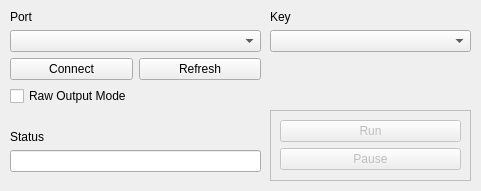
BB121-LAB/arduino_connect, file connect.ui: the form before one commit.
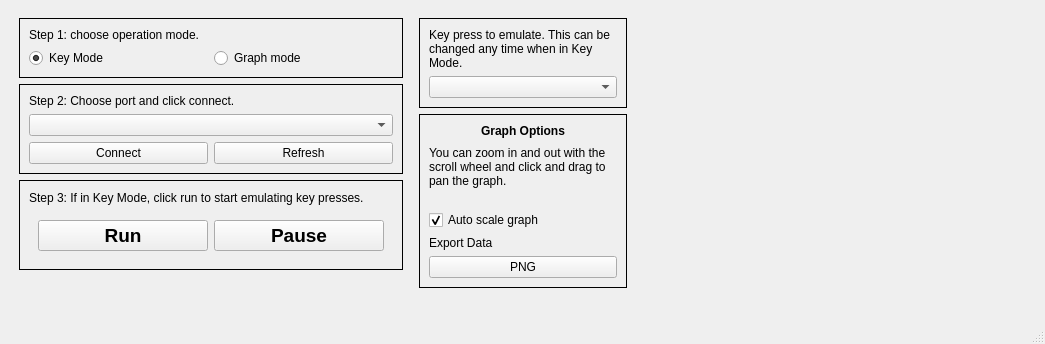
The form after the commit. Custom widgets are drawn as their Qt base class.

Commit message: UI revision test #1 - NOT WORKING

Patch:
```diff
--- a/connect.ui
+++ b/connect.ui
@@ -6,40 +6,189 @@
    <rect>
     <x>0</x>
     <y>0</y>
-    <width>481</width>
-    <height>191</height>
+    <width>1045</width>
+    <height>344</height>
    </rect>
   </property>
   <property name="minimumSize">
    <size>
-    <width>481</width>
-    <height>191</height>
+    <width>1045</width>
+    <height>344</height>
    </size>
   </property>
   <property name="maximumSize">
    <size>
-    <width>481</width>
-    <height>191</height>
+    <width>9999</width>
+    <height>9999</height>
    </size>
   </property>
   <property name="windowTitle">
    <string>MainWindow</string>
   </property>
   <widget class="QWidget" name="centralwidget">
-   <widget class="QWidget" name="verticalLayoutWidget">
-    <property name="geometry">
-     <rect>
-      <x>10</x>
-      <y>10</y>
-      <width>251</width>
-      <height>111</height>
-     </rect>
+   <layout class="QHBoxLayout" name="horizontalLayout_3">
+    <item>
+     <widget class="QFrame" name="horizontalFrame">
+      <property name="maximumSize">
+       <size>
+        <width>404</width>
+        <height>16777215</height>
+       </size>
+      </property>
+      <layout class="QHBoxLayout" name="horizontalLayout_4">
+       <item>
+        <layout class="QGridLayout" name="gridLayout">
+         <item row="2" column="0">
+          <widget class="QFrame" name="vertframe">
+           <property name="minimumSize">
+            <size>
+             <width>384</width>
+             <height>90</height>
+            </size>
+           </property>
+           <property name="maximumSize">
+            <size>
+             <width>384</width>
+             <height>90</height>
+            </size>
+           </property>
+           <property name="frameShape">
+            <enum>QFrame::Box</enum>
+           </property>
+           <layout class="QVBoxLayout" name="verticalLayout_4">
+            <item>
+             <widget class="QLabel" name="label_5">
+              <property name="text">
+               <string>Step 3: If in Key Mode, click run to start emulating key presses.</string>
+              </property>
+             </widget>
+            </item>
+            <item>
+             <widget class="QFrame" name="frame_run_pause_2">
+              <property name="enabled">
+               <bool>true</bool>
+              </property>
+              <property name="frameShape">
+               <enum>QFrame::NoFrame</enum>
+              </property>
+              <layout class="QHBoxLayout" name="frame_run_pause">
+               <item>
+                <widget class="QPushButton" name="button_run">
+                 <property name="sizePolicy">
+                  <sizepolicy hsizetype="Minimum" vsizetype="Minimum">
+                   <horstretch>0</horstretch>
+                   <verstretch>0</verstretch>
+                  </sizepolicy>
+                 </property>
+                 <property name="minimumSize">
+                  <size>
+                   <width>50</width>
+                   <height>10</height>
+                  </size>
+                 </property>
+                 <property name="maximumSize">
+                  <size>
+                   <width>99999</width>
+                   <height>99999</height>
+                  </size>
+                 </property>
+                 <property name="font">
+                  <font>
+                   <pointsize>14</pointsize>
+                   <weight>75</weight>
+                   <bold>true</bold>
+                  </font>
+                 </property>
+                 <property name="text">
+                  <string>Run</string>
+                 </property>
+                </widget>
+               </item>
+               <item>
+                <widget class="QPushButton" name="button_pause">
+                 <property name="sizePolicy">
+                  <sizepolicy hsizetype="Minimum" vsizetype="Minimum">
+                   <horstretch>0</horstretch>
+                   <verstretch>0</verstretch>
+                  </sizepolicy>
+                 </property>
+                 <property name="minimumSize">
+                  <size>
+                   <width>50</width>
+                   <height>10</height>
+                  </size>
+                 </property>
+                 <property name="maximumSize">
+                  <size>
+                   <width>99999</width>
+                   <height>99999</height>
+                  </size>
+                 </property>
+                 <property name="font">
+                  <font>
+                   <pointsize>14</pointsize>
+                   <weight>75</weight>
+                   <bold>true</bold>
+                  </font>
+                 </property>
+                 <property name="text">
+                  <string>Pause</string>
+                 </property>
+                </widget>
+               </item>
+              </layout>
+             </widget>
+            </item>
+           </layout>
+          </widget>
+         </item>
+         <item row="0" column="0">
+          <widget class="QFrame" name="verticalFrame_4">
+           <property name="frameShape">
+            <enum>QFrame::Box</enum>
+           </property>
+           <layout class="QVBoxLayout" name="verticalLayout_5">
+            <item>
+             <widget class="QLabel" name="label_4">
+              <property name="text">
+               <string>Step 1: choose operation mode.</string>
+              </property>
+             </widget>
+            </item>
+            <item>
+             <layout class="QHBoxLayout" name="horizontalLayout_2">
+              <item>
+               <widget class="QRadioButton" name="radioButton_norm">
+                <property name="text">
+                 <string>Key Mode</string>
+                </property>
+                <property name="checked">
+                 <bool>true</bool>
+                </property>
+               </widget>
+              </item>
+              <item>
+               <widget class="QRadioButton" name="radioButton_graph">
+                <property name="text">
+                 <string>Graph mode</string>
+                </property>
+               </widget>
+              </item>
+             </layout>
+            </item>
+           </layout>
+          </widget>
+         </item>
+         <item row="1" column="0">
+          <widget class="QFrame" name="verticalFrame">
+           <property name="frameShape">
+            <enum>QFrame::Box</enum>
     </property>
     <layout class="QVBoxLayout" name="verticalLayout">
      <item>
       <widget class="QLabel" name="label">
        <property name="text">
-        <string>Port</string>
+               <string>Step 2: Choose port and click connect.</string>
        </property>
       </widget>
      </item>
@@ -64,15 +213,11 @@
        </item>
       </layout>
      </item>
-     <item>
-      <widget class="QCheckBox" name="raw_out_checkbox">
-       <property name="text">
-        <string>Raw Output Mode</string>
-       </property>
-      </widget>
-     </item>
-     <item>
-      <spacer name="verticalSpacer">
+           </layout>
+          </widget>
+         </item>
+         <item row="3" column="0">
+          <spacer name="verticalSpacer_2">
        <property name="orientation">
         <enum>Qt::Vertical</enum>
        </property>
@@ -85,68 +230,127 @@
       </spacer>
      </item>
     </layout>
-   </widget>
-   <widget class="QWidget" name="verticalLayoutWidget_2">
-    <property name="geometry">
-     <rect>
-      <x>10</x>
-      <y>130</y>
-      <width>251</width>
-      <height>61</height>
-     </rect>
-    </property>
-    <layout class="QVBoxLayout" name="verticalLayout_2">
-     <item>
-      <widget class="QLabel" name="label_2">
-       <property name="text">
-        <string>Status</string>
-       </property>
-      </widget>
-     </item>
-     <item>
-      <widget class="QLineEdit" name="status_line">
-       <property name="readOnly">
-        <bool>true</bool>
-       </property>
+       </item>
+      </layout>
       </widget>
      </item>
      <item>
-      <spacer name="verticalSpacer_3">
-       <property name="orientation">
-        <enum>Qt::Vertical</enum>
-       </property>
-       <property name="sizeHint" stdset="0">
+     <widget class="QFrame" name="verticalFrame_3">
+      <property name="minimumSize">
+       <size>
+        <width>208</width>
+        <height>0</height>
+       </size>
+      </property>
+      <property name="maximumSize">
         <size>
-         <width>20</width>
-         <height>40</height>
-        </size>
-       </property>
-      </spacer>
-     </item>
-    </layout>
-   </widget>
-   <widget class="QWidget" name="verticalLayoutWidget_3">
-    <property name="geometry">
-     <rect>
-      <x>270</x>
-      <y>10</y>
-      <width>201</width>
-      <height>91</height>
-     </rect>
+        <width>208</width>
+        <height>16777215</height>
+       </size>
+      </property>
+      <property name="frameShape">
+       <enum>QFrame::NoFrame</enum>
     </property>
     <layout class="QVBoxLayout" name="verticalLayout_3">
+       <property name="leftMargin">
+        <number>0</number>
+       </property>
+       <property name="rightMargin">
+        <number>0</number>
+       </property>
+       <item>
+        <widget class="QFrame" name="verticalFrame">
+         <property name="frameShape">
+          <enum>QFrame::Box</enum>
+         </property>
+         <layout class="QVBoxLayout" name="verticalLayout_2">
      <item>
       <widget class="QLabel" name="label_3">
        <property name="text">
-        <string>Key</string>
+             <string>Key press to emulate. This can be changed any time when in Key Mode.</string>
+            </property>
+            <property name="wordWrap">
+             <bool>true</bool>
        </property>
       </widget>
      </item>
      <item>
       <widget class="QComboBox" name="dropdown_key"/>
      </item>
+         </layout>
+        </widget>
+       </item>
      <item>
-      <spacer name="verticalSpacer_2">
+        <widget class="QFrame" name="graph_zoom_frame">
+         <property name="enabled">
+          <bool>true</bool>
+         </property>
+         <property name="frameShape">
+          <enum>QFrame::Box</enum>
+         </property>
+         <layout class="QVBoxLayout" name="verticalLayout_6">
+          <item>
+           <widget class="QLabel" name="label_2">
+            <property name="font">
+             <font>
+              <weight>75</weight>
+              <bold>true</bold>
+             </font>
+            </property>
+            <property name="text">
+             <string>Graph Options</string>
+            </property>
+            <property name="alignment">
+             <set>Qt::AlignCenter</set>
+            </property>
+           </widget>
+          </item>
+          <item>
+           <widget class="QLabel" name="label_6">
+            <property name="minimumSize">
+             <size>
+              <width>188</width>
+              <height>60</height>
+             </size>
+            </property>
+            <property name="text">
+             <string>You can zoom in and out with the scroll wheel and click and drag to pan the graph.
+</string>
+            </property>
+            <property name="wordWrap">
+             <bool>true</bool>
+            </property>
+           </widget>
+          </item>
+          <item>
+           <widget class="QCheckBox" name="checkBox_auto_scale">
+            <property name="text">
+             <string>Auto scale graph</string>
+            </property>
+            <property name="checked">
+             <bool>true</bool>
+            </property>
+           </widget>
+          </item>
+          <item>
+           <widget class="QLabel" name="label_7">
+            <property name="text">
+             <string>Export Data</string>
+            </property>
+           </widget>
+          </item>
+          <item>
+           <widget class="QPushButton" name="pushButton">
+            <property name="text">
+             <string>PNG</string>
+            </property>
+           </widget>
+          </item>
+         </layout>
+        </widget>
+       </item>
+       <item>
+        <spacer name="verticalSpacer">
        <property name="orientation">
         <enum>Qt::Vertical</enum>
        </property>
@@ -160,40 +364,22 @@
      </item>
     </layout>
    </widget>
-   <widget class="QFrame" name="frame_run_pause">
-    <property name="enabled">
-     <bool>false</bool>
-    </property>
-    <property name="geometry">
-     <rect>
-      <x>270</x>
-      <y>110</y>
-      <width>201</width>
-      <height>71</height>
-     </rect>
-    </property>
-    <property name="frameShape">
-     <enum>QFrame::Panel</enum>
-    </property>
-    <layout class="QVBoxLayout" name="verticalLayout_4">
-     <item>
-      <widget class="QPushButton" name="button_run">
-       <property name="text">
-        <string>Run</string>
-       </property>
-      </widget>
      </item>
      <item>
-      <widget class="QPushButton" name="button_pause">
-       <property name="text">
-        <string>Pause</string>
-       </property>
-      </widget>
+     <widget class="PlotWidget" name="graph" native="true"/>
      </item>
     </layout>
    </widget>
-  </widget>
- </widget>
+  <widget class="QStatusBar" name="statusBar"/>
+ </widget>
+ <customwidgets>
+  <customwidget>
+   <class>PlotWidget</class>
+   <extends>QWidget</extends>
+   <header>pyqtgraph</header>
+   <container>1</container>
+  </customwidget>
+ </customwidgets>
  <resources/>
  <connections/>
 </ui>
```
Lines whose indentation alone changed are shown as unchanged. The commit also changes 2 other files.
